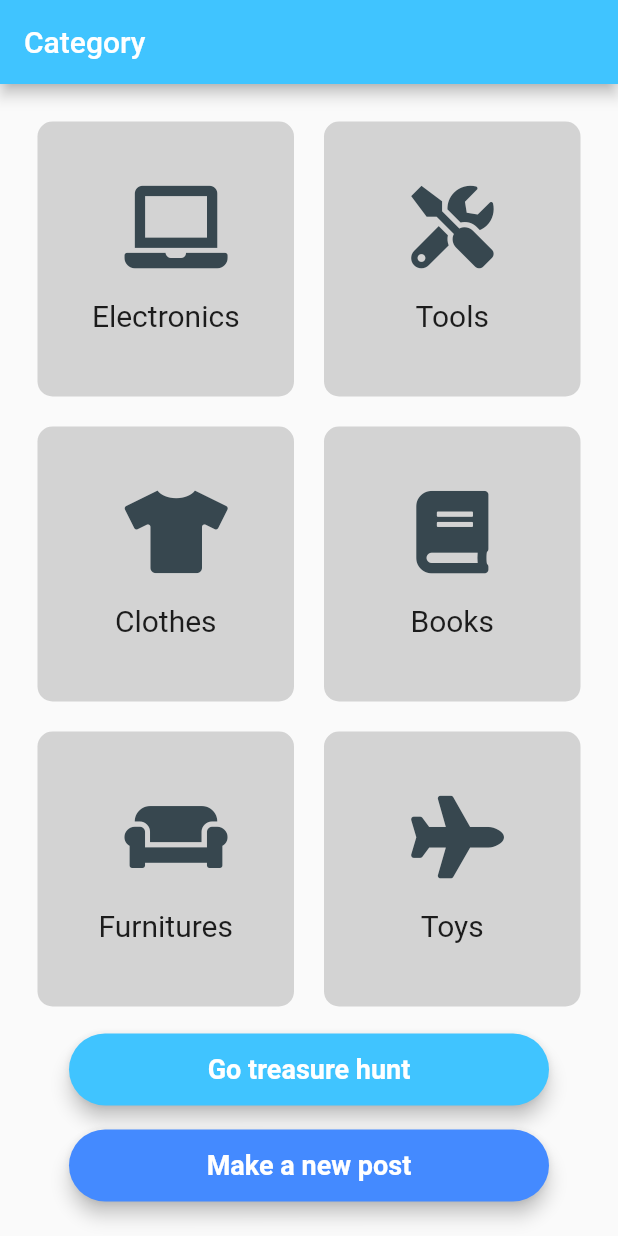
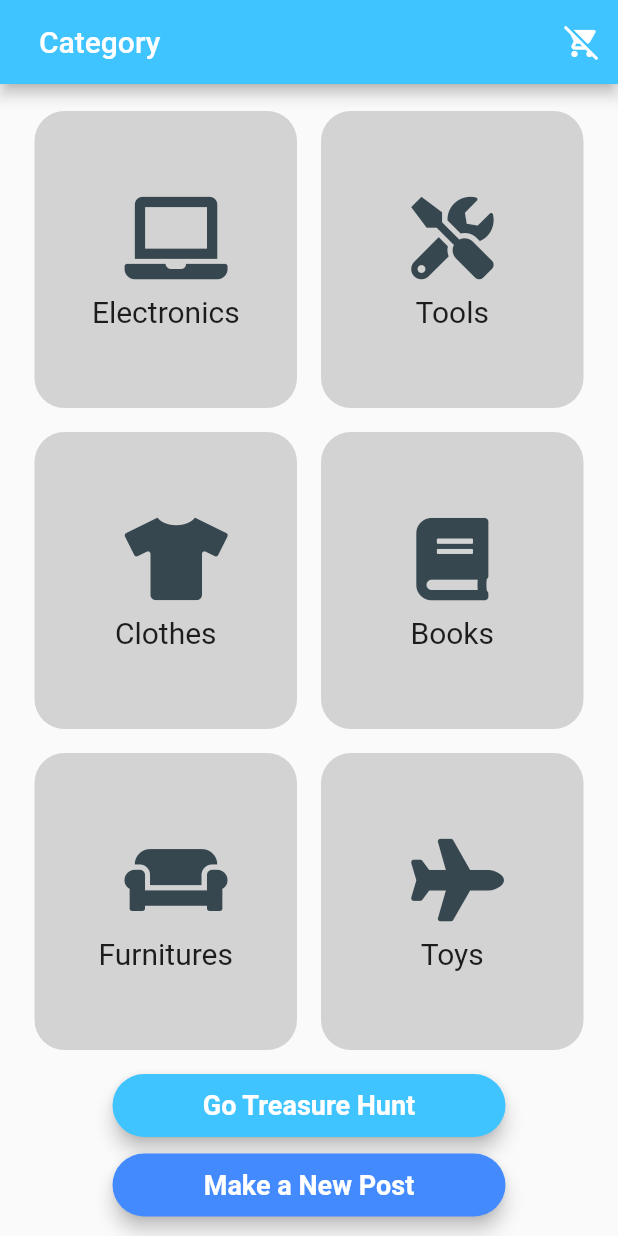
Before and after one commit to MengZhou122/Hyper-Garage-Sale, a Flutter app: the screen it shows after launch, on a phone screen of 412 x 824 dp. Run offline on Flutter 3.47's test engine with Material 2 defaults, Android fonts, the phone set to English and light mode, and no system bars; our stand-ins replace camera, cloud_firestore, firebase_auth, firebase_storage, font_awesome_flutter, location and 1 more; missing offline and left inert: geocoder; accounts and stored records are empty.

```diff
--- a/lib/components/icon_content.dart
+++ b/lib/components/icon_content.dart
@@ -13,18 +13,10 @@ class IconContent extends StatelessWidget {
     return Column(
       mainAxisAlignment: MainAxisAlignment.center,
       children: <Widget>[
-        Icon(
-          icon,
-          size: 55.0,
-          color: Colors.blueGrey.shade800,
-        ),
-        SizedBox(height: 20.0),
-        Text(
-          label,
-          style: TextStyle(
-            fontSize: 20.0,
-          ),
-        ),
+        SizedBox(height: 5.0),
+        Icon(icon, size: 55.0, color: Colors.blueGrey.shade800),
+        SizedBox(height: 10.0),
+        Text(label, style: TextStyle(fontSize: 20.0)),
       ],
     );
   }
--- a/lib/components/post_data.dart
+++ b/lib/components/post_data.dart
@@ -6,7 +6,11 @@ class PostData {
   String price = '';
   String year = '';
   String description = '';
-  String address = '';
+  String address = 'address';
+
+  double latitude;
+  double longitude;
+
   String picture1 = '';
   String picture2 = '';
   String picture3 = '';
--- a/lib/components/reusable_card.dart
+++ b/lib/components/reusable_card.dart
@@ -14,10 +14,10 @@ class ReusableCard extends StatelessWidget {
       onTap: onPress,
       child: Container(
         child: childIcon,
-        margin: EdgeInsets.all(10.0),
+        margin: EdgeInsets.all(8.0),
         decoration: BoxDecoration(
           color: choose ? kActiveCardColor : kInactiveCardColor,
-          borderRadius: BorderRadius.circular(10.0),
+          borderRadius: BorderRadius.circular(20.0),
         ),
       ),
     );
--- a/lib/components/rounded_button.dart
+++ b/lib/components/rounded_button.dart
@@ -9,16 +9,15 @@ class RoundedButton extends StatelessWidget {
 
   @override
   Widget build(BuildContext context) {
-    return Padding(
-      padding: EdgeInsets.symmetric(vertical: 8.0),
-      child: Material(
-        elevation: 5.0,
-        color: color,
-        borderRadius: BorderRadius.circular(25.0),
-        child: MaterialButton(
-          onPressed: onPressed,
-          minWidth: 320.0,
-          height: 20.0,
+    return RaisedButton(
+      color: color,
+      elevation: 5.0,
+      onPressed: onPressed,
+      shape: RoundedRectangleBorder(borderRadius: BorderRadius.circular(25.0)),
+      child: Container(
+        width: 230.0,
+        height: 42.0,
+        child: Center(
           child: Text(
             title,
             style: TextStyle(
--- a/lib/components/text_card.dart
+++ b/lib/components/text_card.dart
@@ -18,7 +18,7 @@ class TextCard extends StatelessWidget {
     return TextField(
       showCursor: true,
       autofocus: true,
-      minLines: description == true ? 3 : 1,
+      minLines: description == true ? 1 : 1,
       maxLines: description == true ? 10 : 1,
       onChanged: textIn,
       decoration: InputDecoration(
--- a/pubspec.yaml
+++ b/pubspec.yaml
@@ -14,10 +14,14 @@ dependencies:
   fluttertoast:
 
   cupertino_icons: ^0.1.2
-  animated_text_kit: ^2.0.0
   firebase_core: ^0.4.0+3
   firebase_auth: ^0.15.5+3
   cloud_firestore: ^0.11.0
+  firebase_storage: ^3.0.6
+
+  location: ^3.0.2
+  geocoder: ^0.2.1
+
   modal_progress_hud: ^0.1.3
   font_awesome_flutter: ^8.4.0
 
```
Also changed, not shown: lib/components/round_icon_button.dart (deleted, +0 -20 lines), lib/screens/camera_screen.dart (+25 -16 lines), lib/screens/category_screen.dart (+55 -72 lines), lib/screens/item_list_screen.dart (+7 -1 lines), lib/screens/picture_preview.dart (+7 -8 lines), lib/screens/post_screen.dart (+82 -6 lines), pubspec.lock, 5 other files.
